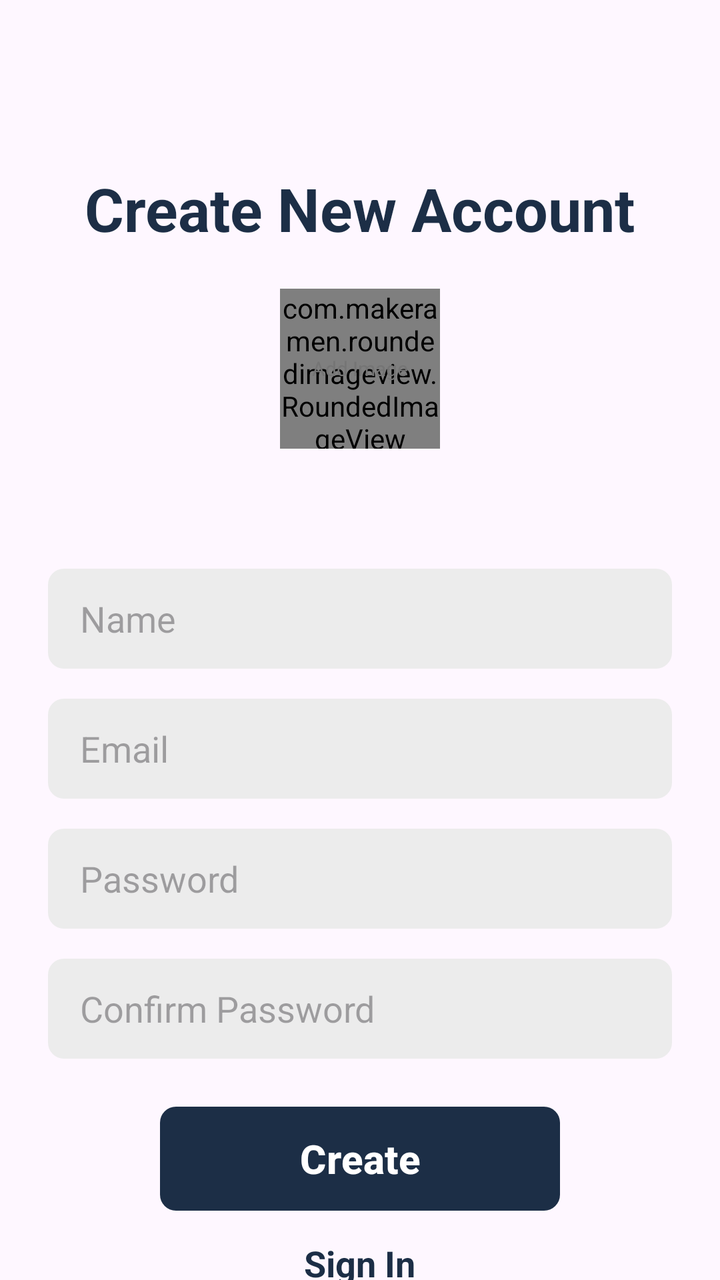
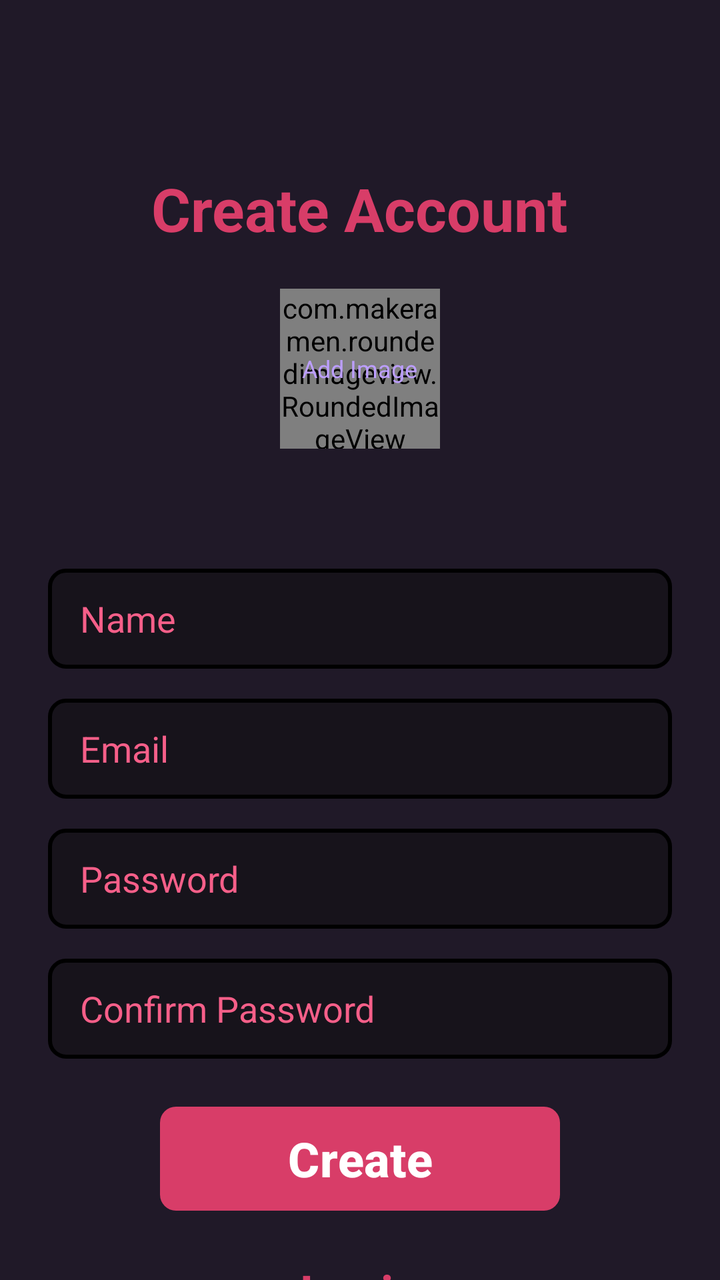

Two renders of the same Android screen: before a commit and after it. Below are the layout's source before the change and the commit's diff.
<!-- AndroidManifest.xml: application theme Theme.Chatapp -->
<!-- res/layout/activity_sign_up.xml -->
<?xml version="1.0" encoding="utf-8"?>
<ScrollView xmlns:android="http://schemas.android.com/apk/res/android"
    xmlns:app="http://schemas.android.com/apk/res-auto"
    xmlns:tools="http://schemas.android.com/tools"
    android:id="@+id/signUp"
    android:layout_width="match_parent"
    android:layout_height="match_parent"
    android:clipToPadding="false"
    android:overScrollMode="never"
    android:padding="24dp"
    android:scrollbars="none"
    tools:context=".activities.SignUpActivity">

    <LinearLayout
        android:layout_width="match_parent"
        android:layout_height="wrap_content"
        android:gravity="center_horizontal"
        android:orientation="vertical">

        <TextView
            android:layout_width="wrap_content"
            android:layout_height="wrap_content"
            android:text="@string/create_account"
            android:layout_marginTop="60dp"
            android:textColor="@color/primary"
            android:textSize="30sp"
            android:textStyle="bold" />

        <FrameLayout
            android:id="@+id/layoutImage"
            android:layout_width="wrap_content"
            android:layout_height="wrap_content"
            android:layout_marginTop="20dp">

            <com.makeramen.roundedimageview.RoundedImageView
            android:id="@+id/profileImage"
            android:layout_width="80dp"
            android:layout_height="80dp"
            android:background="@drawable/background_image"
            android:scaleType="centerCrop"
            app:riv_oval="true"/>

            <TextView
                android:id="@+id/textAddImage"
                android:layout_width="wrap_content"
                android:layout_height="wrap_content"
                android:layout_gravity="center"
                android:text="@string/add_image"
                android:textColor="@color/secondary_text"
                android:textSize="10dp"/>

        </FrameLayout>

        <EditText
            android:id="@+id/inputName"
            android:layout_width="match_parent"
            android:layout_height="50dp"
            android:layout_marginTop="60dp"
            android:hint="@string/hint_name"
            android:background="@drawable/background_input"
            android:imeOptions="actionNext"
            android:importantForAutofill="no"
            android:inputType="textEmailAddress"
            android:paddingStart="16dp"
            android:paddingEnd="16dp"
            android:textColor="@color/primary_text"
            android:textSize="18sp"/>

        <EditText
            android:id="@+id/inputEmail"
            android:layout_width="match_parent"
            android:layout_height="50dp"
            android:layout_marginTop="15dp"
            android:hint="@string/hint_email"
            android:background="@drawable/background_input"
            android:imeOptions="actionNext"
            android:importantForAutofill="no"
            android:inputType="textEmailAddress"
            android:paddingStart="16dp"
            android:paddingEnd="16dp"
            android:textColor="@color/primary_text"
            android:textSize="18sp"/>

        <EditText
            android:id="@+id/inputPassword"
            android:layout_width="match_parent"
            android:layout_height="50dp"
            android:layout_marginTop="15dp"
            android:hint="@string/hint_password"
            android:background="@drawable/background_input"
            android:imeOptions="actionNext"
            android:importantForAutofill="no"
            android:inputType="textPassword"
            android:paddingStart="16dp"
            android:paddingEnd="16dp"
            android:textAlignment="gravity"
            android:textColor="@color/primary_text"
            android:textSize="18sp"/>

        <EditText
            android:id="@+id/inputConfirmPassword"
            android:layout_width="match_parent"
            android:layout_height="50dp"
            android:layout_marginTop="15dp"
            android:hint="@string/confirm_password"
            android:background="@drawable/background_input"
            android:imeOptions="actionNext"
            android:importantForAutofill="no"
            android:inputType="textPassword"
            android:paddingStart="16dp"
            android:paddingEnd="16dp"
            android:textAlignment="gravity"
            android:textColor="@color/primary_text"
            android:textSize="18sp"/>

        <FrameLayout
            android:layout_width="match_parent"
            android:layout_height="match_parent">

            <com.google.android.material.button.MaterialButton
                android:id="@+id/buttonSignUp"
                android:layout_width="200dp"
                android:layout_height="60dp"
                android:layout_marginTop="20dp"
                android:layout_gravity="top|center"
                android:text="@string/create_button_text"
                android:textColor="@color/white"
                android:textSize="20sp"
                android:textStyle="bold"
                app:cornerRadius="8sp"/>

            <ProgressBar
                android:id="@+id/progressBar"
                android:layout_width="25dp"
                android:layout_height="25dp"
                android:layout_gravity="center"
                android:visibility="invisible"/>

        </FrameLayout>

        <TextView
            android:id="@+id/textCreateAccount"
            android:layout_width="wrap_content"
            android:layout_height="wrap_content"
            android:layout_marginTop="10dp"
            android:text="@string/sign_in"
            android:textColor="@color/primary"
            android:textSize="18sp"
            android:textStyle="bold"/>

    </LinearLayout>

</ScrollView>
<!-- resources referenced by this layout -->
<resources>
  <color name="primary">#1C2E46</color>
  <color name="primary_text">#212121</color>
  <color name="secondary_text">#757575</color>
  <color name="white">#FFFFFFFF</color>
  <!-- drawable background_image (drawable) -->
  <?xml version="1.0" encoding="utf-8"?>
  <shape xmlns:android="http://schemas.android.com/apk/res/android" android:shape="oval">
      <solid android:color="@color/input_background"/>
  </shape>
  <!-- drawable background_input (drawable) -->
  <?xml version="1.0" encoding="utf-8"?>
  <shape xmlns:android="http://schemas.android.com/apk/res/android" android:shape="rectangle">
      <solid android:color="@color/input_background"/>
      <corners android:radius="8dp"/>
  </shape>
  <string name="add_image">Add Image</string>
  <string name="confirm_password">Confirm Password</string>
  <string name="create_account">Create New Account</string>
  <string name="create_button_text">Create</string>
  <string name="hint_email">Email</string>
  <string name="hint_name">Name</string>
  <string name="hint_password">Password</string>
  <string name="sign_in">Sign In</string>
  <style name="Theme.Chatapp" parent="Base.Theme.Chatapp" />
  <color name="input_background">#ECECEC</color>
  <style name="Base.Theme.Chatapp" parent="Theme.Material3.DayNight.NoActionBar">
          
          <item name="colorPrimary">@color/primary</item>
          <item name="android:statusBarColor">@color/primary</item>
          
      </style>
</resources>

<!-- the commit's change to res/layout/activity_sign_up.xml (unified diff, before → after) -->
@@ -9,6 +9,7 @@
     android:overScrollMode="never"
     android:padding="24dp"
     android:scrollbars="none"
+    android:background="@color/background"
     tools:context=".activities.SignUpActivity">
 
     <LinearLayout
@@ -47,7 +48,7 @@
                 android:layout_gravity="center"
                 android:text="@string/add_image"
                 android:textColor="@color/secondary_text"
-                android:textSize="10dp"/>
+                android:textSize="12dp"/>
 
         </FrameLayout>
 
@@ -64,6 +65,7 @@
             android:paddingStart="16dp"
             android:paddingEnd="16dp"
             android:textColor="@color/primary_text"
+            android:textColorHint="@color/primary_text"
             android:textSize="18sp"/>
 
         <EditText
@@ -79,6 +81,7 @@
             android:paddingStart="16dp"
             android:paddingEnd="16dp"
             android:textColor="@color/primary_text"
+            android:textColorHint="@color/primary_text"
             android:textSize="18sp"/>
 
         <EditText
@@ -95,6 +98,7 @@
             android:paddingEnd="16dp"
             android:textAlignment="gravity"
             android:textColor="@color/primary_text"
+            android:textColorHint="@color/primary_text"
             android:textSize="18sp"/>
 
         <EditText
@@ -111,6 +115,7 @@
             android:paddingEnd="16dp"
             android:textAlignment="gravity"
             android:textColor="@color/primary_text"
+            android:textColorHint="@color/primary_text"
             android:textSize="18sp"/>
 
         <FrameLayout
@@ -125,7 +130,7 @@
                 android:layout_gravity="top|center"
                 android:text="@string/create_button_text"
                 android:textColor="@color/white"
-                android:textSize="20sp"
+                android:textSize="24sp"
                 android:textStyle="bold"
                 app:cornerRadius="8sp"/>
 
@@ -139,13 +144,13 @@
         </FrameLayout>
 
         <TextView
-            android:id="@+id/textCreateAccount"
+            android:id="@+id/textSignIn"
             android:layout_width="wrap_content"
             android:layout_height="wrap_content"
-            android:layout_marginTop="10dp"
-            android:text="@string/sign_in"
+            android:layout_marginTop="20dp"
+            android:text="@string/login"
             android:textColor="@color/primary"
-            android:textSize="18sp"
+            android:textSize="24sp"
             android:textStyle="bold"/>
 
     </LinearLayout>
<!-- resource entries referenced after the edit -->
@@ -1,30 +1,39 @@
 <!-- resources referenced by this layout -->
 <resources>
-  <color name="primary">#1C2E46</color>
-  <color name="primary_text">#212121</color>
-  <color name="secondary_text">#757575</color>
+  <color name="background">#201928</color>
+  <color name="primary">#FFD83D68</color>
+  <color name="primary_text">#F65F89</color>
+  <color name="secondary_text">#BC9EFF</color>
   <color name="white">#FFFFFFFF</color>
   <!-- drawable background_image (drawable) -->
   <?xml version="1.0" encoding="utf-8"?>
   <shape xmlns:android="http://schemas.android.com/apk/res/android" android:shape="oval">
-      <solid android:color="@color/input_background"/>
+      <solid android:color="@color/background_icon"/>
+      <stroke
+          android:color="@color/black"
+          android:width="2dp"/>
   </shape>
   <!-- drawable background_input (drawable) -->
   <?xml version="1.0" encoding="utf-8"?>
   <shape xmlns:android="http://schemas.android.com/apk/res/android" android:shape="rectangle">
-      <solid android:color="@color/input_background"/>
       <corners android:radius="8dp"/>
+      <solid android:color="@color/background_input"/>
+      <stroke
+          android:color="@color/black"
+          android:width="2dp"/>
   </shape>
   <string name="add_image">Add Image</string>
   <string name="confirm_password">Confirm Password</string>
-  <string name="create_account">Create New Account</string>
+  <string name="create_account">Create Account</string>
   <string name="create_button_text">Create</string>
   <string name="hint_email">Email</string>
   <string name="hint_name">Name</string>
   <string name="hint_password">Password</string>
-  <string name="sign_in">Sign In</string>
+  <string name="login">Login</string>
   <style name="Theme.Chatapp" parent="Base.Theme.Chatapp" />
-  <color name="input_background">#ECECEC</color>
+  <color name="background_icon">#17131B</color>
+  <color name="black">#FF000000</color>
+  <color name="background_input">#17131B</color>
   <style name="Base.Theme.Chatapp" parent="Theme.Material3.DayNight.NoActionBar">
           
           <item name="colorPrimary">@color/primary</item>
